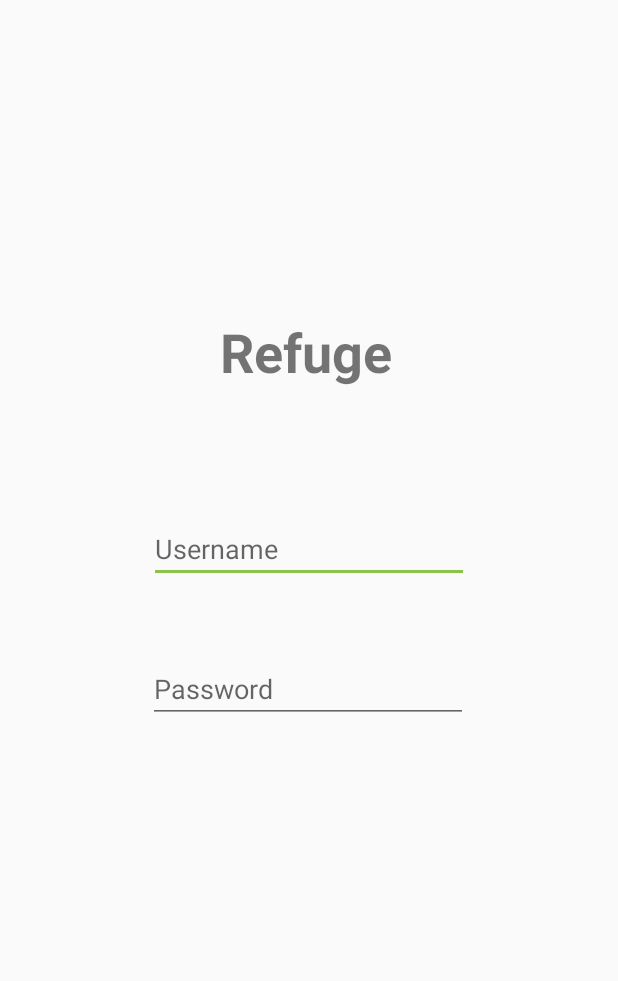
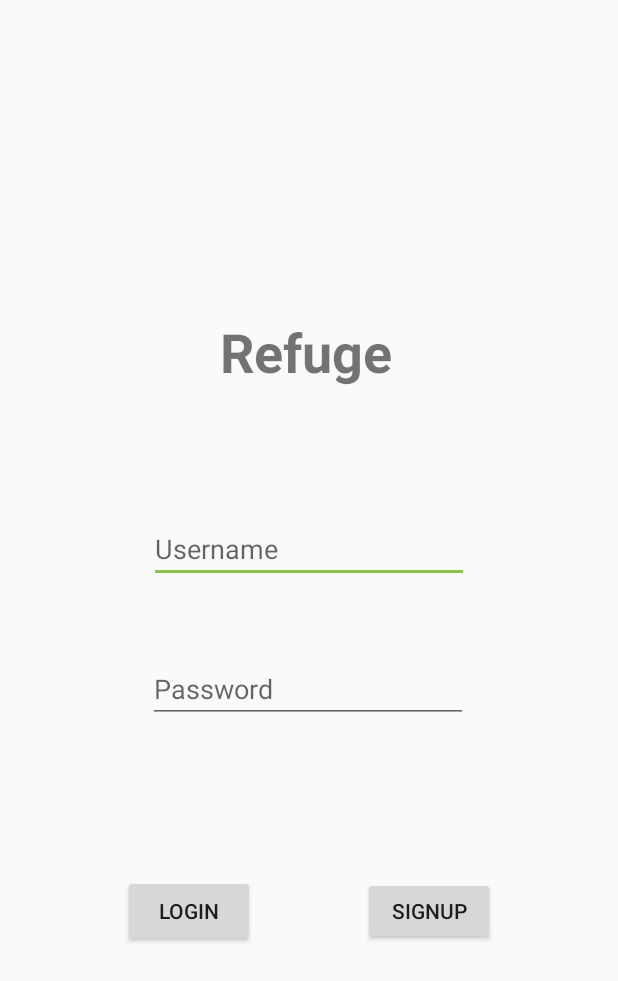
Before and after one commit to atarisafari/KnightHacks2018, an Android app: the screen it shows after launch (LoginActivity), on a phone screen of 412 x 824 dp. Shown: the top 981 px of the screen. Run offline under Robolectric (Android 15) with nearby library versions, the phone set to English and light mode, and no system bars.

Commit message:
added login and signup button

```diff
--- a/KnightHacks2019/src/main/res/layout/activity_login.xml
+++ b/KnightHacks2019/src/main/res/layout/activity_login.xml
@@ -58,4 +58,36 @@
         app:layout_constraintStart_toStartOf="parent"
         app:layout_constraintTop_toTopOf="parent"
         tools:text="Refuge" />
+
+    <Button
+        android:id="@+id/login"
+        android:layout_width="wrap_content"
+        android:layout_height="wrap_content"
+        android:layout_marginStart="99dp"
+        android:layout_marginLeft="99dp"
+        android:layout_marginTop="75dp"
+        android:layout_marginEnd="36dp"
+        android:layout_marginRight="36dp"
+        android:layout_marginBottom="167dp"
+        android:text="Login"
+        app:layout_constraintBottom_toBottomOf="parent"
+        app:layout_constraintEnd_toStartOf="@+id/signup"
+        app:layout_constraintStart_toStartOf="parent"
+        app:layout_constraintTop_toBottomOf="@+id/password" />
+
+    <Button
+        android:id="@+id/signup"
+        android:layout_width="wrap_content"
+        android:layout_height="45dp"
+        android:layout_marginStart="36dp"
+        android:layout_marginLeft="36dp"
+        android:layout_marginTop="75dp"
+        android:layout_marginEnd="100dp"
+        android:layout_marginRight="100dp"
+        android:layout_marginBottom="167dp"
+        android:text="Signup"
+        app:layout_constraintBottom_toBottomOf="parent"
+        app:layout_constraintEnd_toEndOf="parent"
+        app:layout_constraintStart_toEndOf="@+id/login"
+        app:layout_constraintTop_toBottomOf="@+id/password" />
 </android.support.constraint.ConstraintLayout>
```
